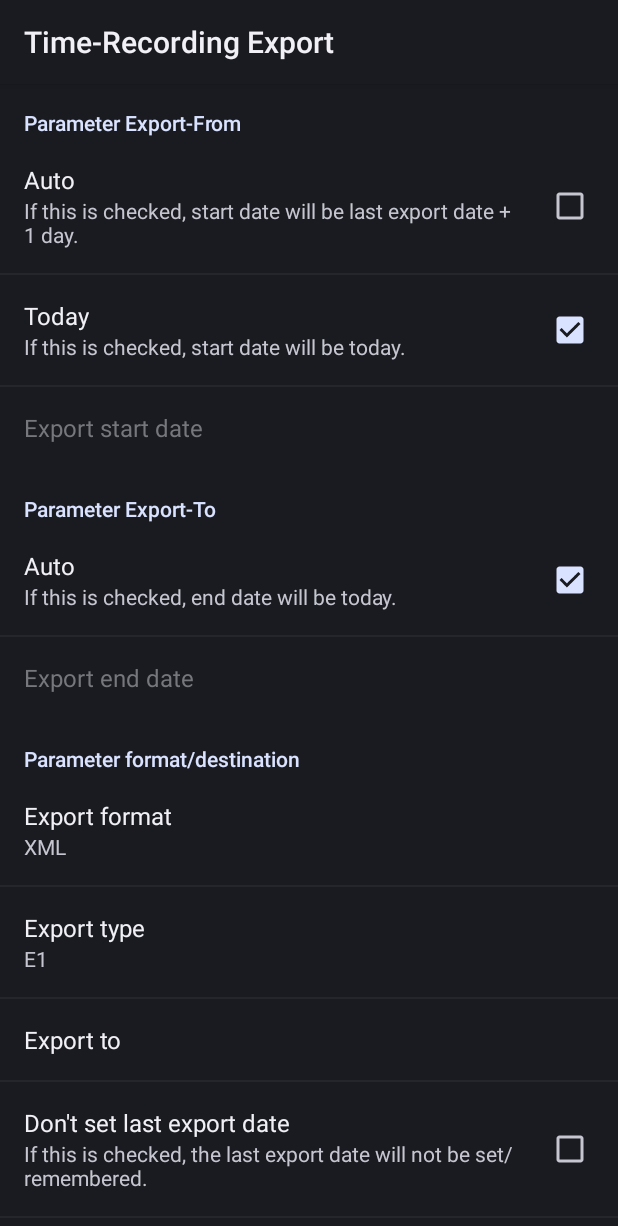
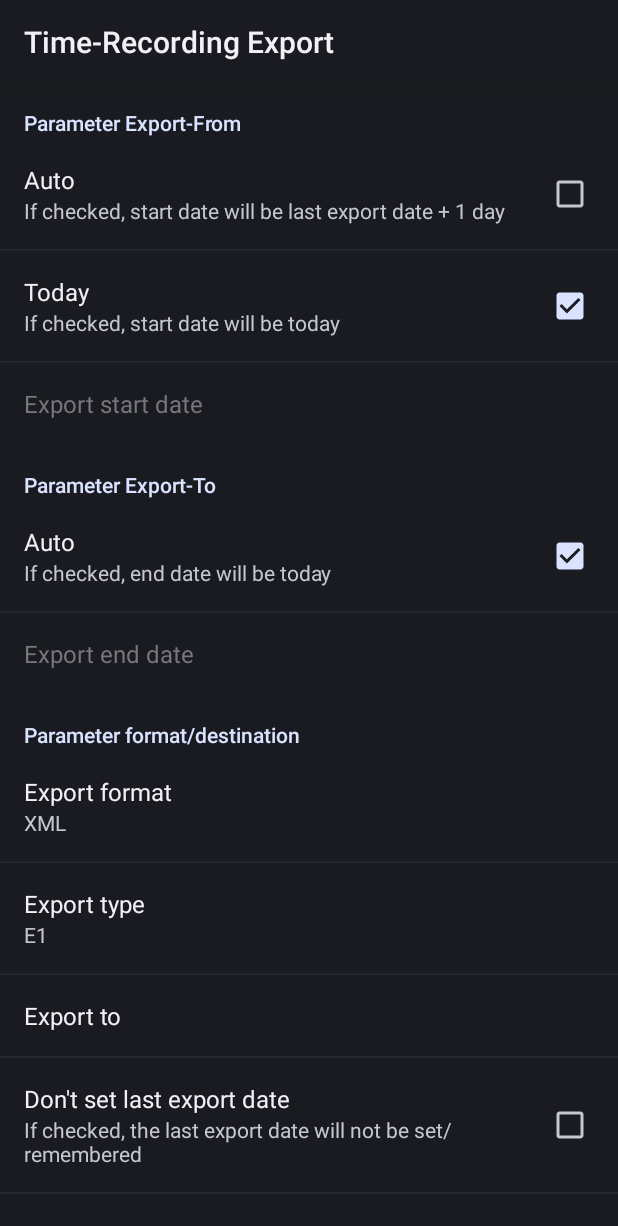
Before and after one commit to berrnd/Time-Recording-Auto-Export-Tasker-Plugin, an Android app: the fragment PluginEditActivityPreferencesFragment shown on its own in the app's theme, on a phone screen of 412 x 824 dp. Shown: the top 1226 px of the screen. Run offline under Robolectric (Android 15) with nearby library versions, the phone set to English and light mode, and no system bars.

Commit message:
Improved translations

```diff
--- a/app/src/main/java/de/berrnd/Time_Recording_Auto_Export_Tasker_Plugin/PluginReceiver.java
+++ b/app/src/main/java/de/berrnd/Time_Recording_Auto_Export_Tasker_Plugin/PluginReceiver.java
@@ -41,7 +41,7 @@ public class PluginReceiver extends BroadcastReceiver {
             exportEndDate = DateHelper.toIsoDateString(new Date());
 
         this.doExport(context, exportStartDate, exportEndDate, exportType, exportFormat, destinationFilePath);
-        Toast.makeText(context, String.format("%s %s %s", exportFormat, context.getResources().getString(R.string.exported_to), destinationFilePath), Toast.LENGTH_LONG).show();
+        Toast.makeText(context, String.format("%s %s %s (%s - %s)", exportFormat, context.getResources().getString(R.string.exported_to), destinationFilePath, exportStartDate, exportEndDate), Toast.LENGTH_LONG).show();
 
         if (!notSetLastExportDate) {
             SharedPreferences.Editor editor = settings.edit();
--- a/app/src/main/res/values/strings.xml
+++ b/app/src/main/res/values/strings.xml
@@ -24,17 +24,17 @@
     <string name="export_to">Export to</string>
     <string name="export_to_hint">e. g. /sdcard/temp/timerec_output.xml</string>
     <string name="exported_to">exported to</string>
-    <string name="main_view_information_text">This is a tasker plugin, you should find me in the action menu under "Plugins".</string>
-    <string name="export_start_date_auto_info">If this is checked, start date will be last export date + 1 day.</string>
-    <string name="export_end_date_auto_info">If this is checked, end date will be today.</string>
+    <string name="main_view_information_text">This is a tasker plugin, you should find me in the action menu under "Plugins"</string>
+    <string name="export_start_date_auto_info">If checked, start date will be last export date + 1 day</string>
+    <string name="export_end_date_auto_info">If checked, end date will be today</string>
     <string name="change_last_export_date">Change last export date</string>
     <string name="export_start_parameters">Parameter Export-From</string>
     <string name="export_end_parameters">Parameter Export-To</string>
     <string name="export_common_parameters">Parameter format/destination</string>
     <string name="today">Today</string>
-    <string name="export_start_date_today_info">If this is checked, start date will be today.</string>
+    <string name="export_start_date_today_info">If checked, start date will be today</string>
     <string name="not_set_last_export_date">Don\'t set last export date</string>
-    <string name="not_set_last_export_date_info">If this is checked, the last export date will not be set/remembered.</string>
+    <string name="not_set_last_export_date_info">If checked, the last export date will not be set/remembered</string>
 
     <string-array name="export_types">
         <item>E1</item>
```
Also changed, not shown: 1 other file.
